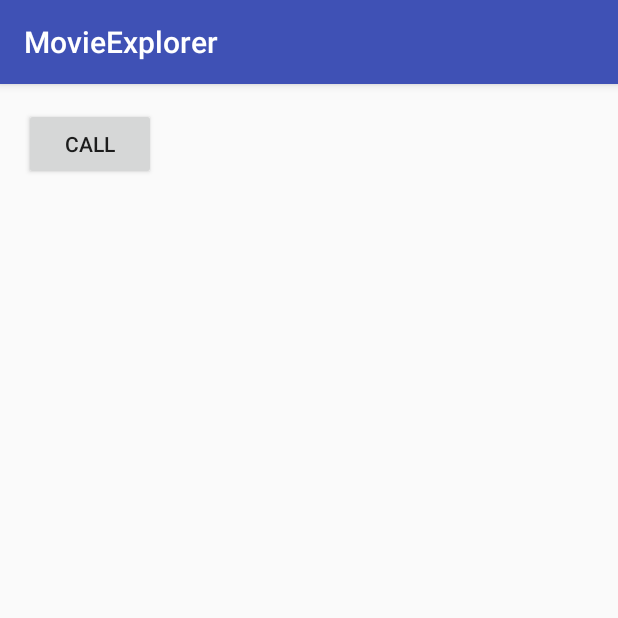
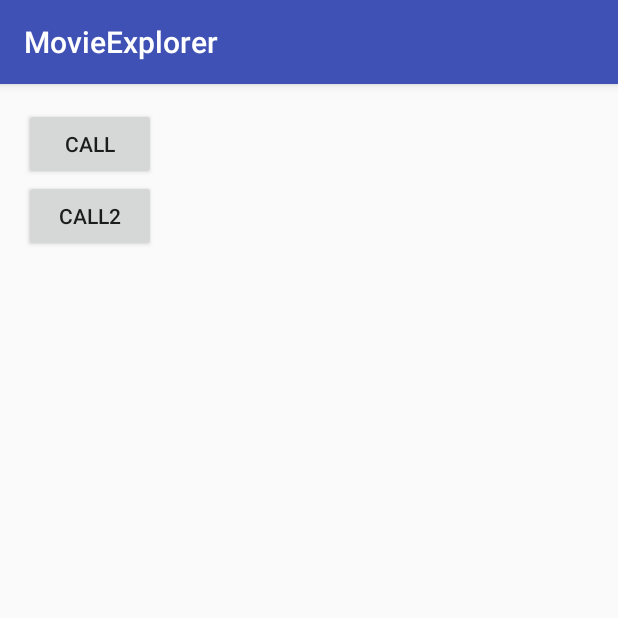
Before and after one commit to SteveQQ/MovieExplorer, an Android app: the screen it shows after launch (MainActivity), after a tap on "CALL", on a phone screen of 412 x 824 dp, the top half of it. Run offline under Robolectric (Android 15) with nearby library versions, the phone set to English and light mode, and no system bars; our stand-ins replace ButterKnife; 4 statements that could not run were skipped.

Commit message:
Add get popular movies call

```diff
--- a/app/src/main/java/com/steveq/movieexplorer/api/TmdbAPI.java
+++ b/app/src/main/java/com/steveq/movieexplorer/api/TmdbAPI.java
@@ -1,18 +1,21 @@
 package com.steveq.movieexplorer.api;
 
 
-import com.steveq.movieexplorer.model.PopularMovies;
+import com.steveq.movieexplorer.model.MoviesOutput;
 
-import java.util.List;
+import java.util.Map;
 
 import retrofit2.Call;
 import retrofit2.http.GET;
-import retrofit2.http.Header;
 import retrofit2.http.Query;
+import retrofit2.http.QueryMap;
 
 public interface TmdbAPI {
     @GET("discover/movie")
-    Call<PopularMovies> getPopularMovies(@Query("release_date.gte") String release_date_gte,
-                                               @Query("release_date.lte") String release_date_lte,
-                                               @Query("page") int page);
+    Call<MoviesOutput> getNewestMovies(@Query("release_date.gte") String release_date_gte,
+                                       @Query("release_date.lte") String release_date_lte,
+                                       @Query("page") int page);
+
+    @GET("discover/movie")
+    Call<MoviesOutput> getPopularMovies(@QueryMap Map<String, String> params);
 }
--- a/app/src/main/java/com/steveq/movieexplorer/api/TmdbManager.java
+++ b/app/src/main/java/com/steveq/movieexplorer/api/TmdbManager.java
@@ -4,17 +4,18 @@ package com.steveq.movieexplorer.api;
 import android.content.Context;
 import android.util.Log;
 
-import com.steveq.movieexplorer.R;
-import com.steveq.movieexplorer.model.PopularMovies;
+import com.steveq.movieexplorer.model.MoviesOutput;
 
 import java.text.SimpleDateFormat;
 import java.util.Calendar;
+import java.util.HashMap;
+import java.util.Map;
 
 import retrofit2.Call;
 import retrofit2.Callback;
 import retrofit2.Response;
 
-public class TmdbManager  implements Callback<PopularMovies> {
+public class TmdbManager  implements Callback<MoviesOutput> {
 
 
     private static final String TAG = TmdbManager.class.getSimpleName();
@@ -26,13 +27,24 @@ public class TmdbManager  implements Callback<PopularMovies> {
         mService = new TmdbService(context);
     }
 
-    public void getPopularMovies(){
-        Call<PopularMovies> call = mService.getService().
-                getPopularMovies(
+    public void getNewestMovies(){
+        Call<MoviesOutput> call = mService.getService().
+                getNewestMovies(
                         getShiftedBackDate(30),
                         getCurrentDate(),
                         1
                 );
+        call.enqueue(this);
+    }
+
+    public void getPopularMovies(){
+        Map<String, String> params = new HashMap<>();
+        params.put("sort_by", "popularity.desc");
+        params.put("primary_release_year", getCurrentDate().substring(0, 4));
+        params.put("page", "1");
+
+        Call<MoviesOutput> call = mService.getService()
+                                    .getPopularMovies(params);
         call.enqueue(this);
     }
 
@@ -51,15 +63,12 @@ public class TmdbManager  implements Callback<PopularMovies> {
     }
 
     @Override
-    public void onResponse(Call<PopularMovies> call, Response<PopularMovies> response) {
+    public void onResponse(Call<MoviesOutput> call, Response<MoviesOutput> response) {
         Log.d(TAG, "Request Completed!");
-        Log.d(TAG, response.headers().toString());
     }
 
     @Override
-    public void onFailure(Call<PopularMovies> call, Throwable t) {
+    public void onFailure(Call<MoviesOutput> call, Throwable t) {
         Log.d(TAG, "Request Failed!");
-        Log.d(TAG, call.request().url().toString());
-        Log.d(TAG, t.getMessage());
     }
 }
--- a/app/src/main/java/com/steveq/movieexplorer/model/PopularMovies.java
+++ b/app/src/main/java/com/steveq/movieexplorer/model/MoviesOutput.java
@@ -5,7 +5,7 @@ import java.util.ArrayList;
 import java.util.Date;
 import java.util.List;
 
-public class PopularMovies {
+public class MoviesOutput {
     List<Movie> results;
 
     public List<Movie> getResults() {
--- a/app/src/main/java/com/steveq/movieexplorer/ui/activities/MainActivity.java
+++ b/app/src/main/java/com/steveq/movieexplorer/ui/activities/MainActivity.java
@@ -6,7 +6,6 @@ import android.widget.Button;
 
 import com.steveq.movieexplorer.R;
 import com.steveq.movieexplorer.api.TmdbManager;
-import com.steveq.movieexplorer.api.TmdbService;
 
 import butterknife.BindView;
 import butterknife.ButterKnife;
@@ -16,6 +15,7 @@ public class MainActivity extends AppCompatActivity {
 
     private TmdbManager mTmdbManager;
     @BindView(R.id.callButton) Button callButton;
+    @BindView(R.id.call2Button) Button call2Button;
 
     @Override
     protected void onCreate(Bundle savedInstanceState) {
@@ -26,6 +26,10 @@ public class MainActivity extends AppCompatActivity {
     }
 
     @OnClick(R.id.callButton) void makeCall(){
+        mTmdbManager.getNewestMovies();
+    }
+
+    @OnClick(R.id.call2Button) void makeCall2(){
         mTmdbManager.getPopularMovies();
     }
 }
--- a/app/src/main/res/layout/activity_main.xml
+++ b/app/src/main/res/layout/activity_main.xml
@@ -16,4 +16,11 @@
         android:layout_width="wrap_content"
         android:layout_height="wrap_content"
         android:text="CALL"/>
+
+    <Button
+        android:id="@+id/call2Button"
+        android:layout_below="@+id/callButton"
+        android:layout_width="wrap_content"
+        android:layout_height="wrap_content"
+        android:text="CALL2"/>
 </RelativeLayout>
```
Also changed, not shown: app/src/main/java/com/steveq/movieexplorer/api/TmdbService.java (+0 -7 lines).
